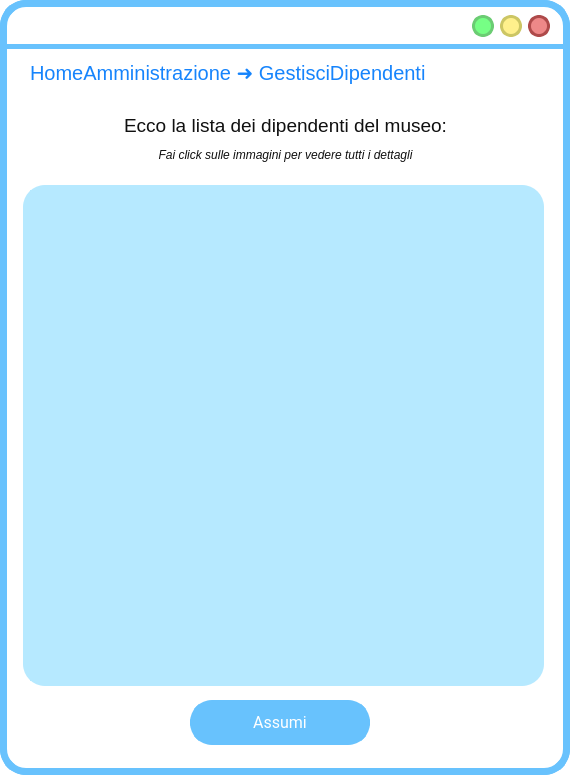
Above: ui/VistaGestisciDipendenti1.ui from SbattellaMattia/SoftwareEngineering before the change. Below: the same form after it.
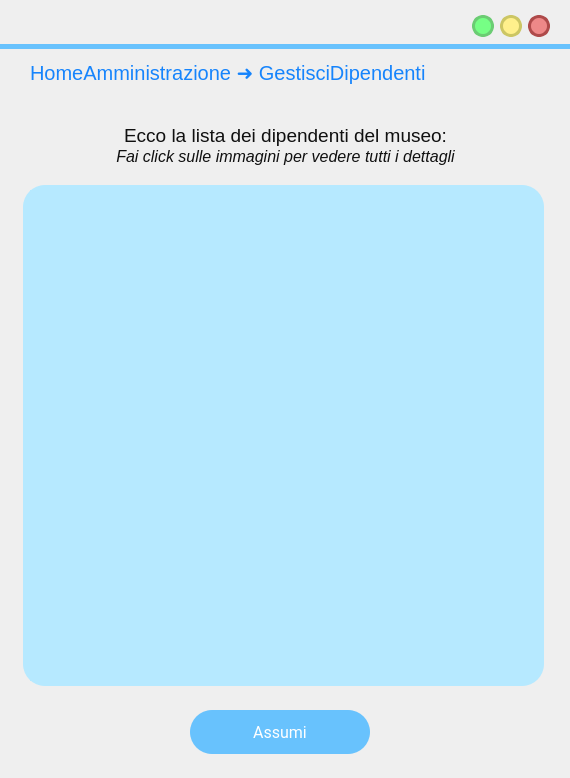
That is the form after the change. Icons and pictures are not drawn.

The edit to the form file:
```diff
--- a/ui/VistaGestisciDipendenti1.ui
+++ b/ui/VistaGestisciDipendenti1.ui
@@ -7,24 +7,14 @@
     <x>0</x>
     <y>0</y>
     <width>570</width>
-    <height>775</height>
+    <height>778</height>
    </rect>
   </property>
   <property name="windowTitle">
    <string>MainWindow</string>
   </property>
   <property name="styleSheet">
-   <string notr="true">QWidget{
-background:rgb(255, 255, 255);
-border-radius:26px;
-border-color:rgb(104, 194, 253);
-border-style: solid;
-border-width:7;
-}
-QLabel{
-border-width:0;
-font: 18pt &quot;Lato Light&quot;;
-}</string>
+   <string notr="true"/>
   </property>
   <widget class="QWidget" name="centralwidget">
    <widget class="QLabel" name="label">
@@ -257,7 +247,7 @@
     <property name="geometry">
      <rect>
       <x>20</x>
-      <y>140</y>
+      <y>141</y>
       <width>531</width>
       <height>31</height>
      </rect>
@@ -276,7 +266,7 @@
 </string>
     </property>
     <property name="text">
-     <string>&lt;html&gt;&lt;head/&gt;&lt;body&gt;&lt;p&gt;&lt;span style=&quot; font-size:9pt; font-style:italic;&quot;&gt;Fai click sulle immagini per vedere tutti i dettagli&lt;/span&gt;&lt;/p&gt;&lt;/body&gt;&lt;/html&gt;</string>
+     <string>&lt;html&gt;&lt;head/&gt;&lt;body&gt;&lt;p&gt;&lt;span style=&quot; font-size:12pt; font-style:italic;&quot;&gt;Fai click sulle immagini per vedere tutti i dettagli&lt;/span&gt;&lt;/p&gt;&lt;/body&gt;&lt;/html&gt;</string>
     </property>
     <property name="alignment">
      <set>Qt::AlignCenter</set>
@@ -286,7 +276,7 @@
     <property name="geometry">
      <rect>
       <x>20</x>
-      <y>110</y>
+      <y>120</y>
       <width>531</width>
       <height>31</height>
      </rect>
@@ -314,9 +304,9 @@
     <property name="geometry">
      <rect>
       <x>190</x>
-      <y>700</y>
+      <y>710</y>
       <width>180</width>
-      <height>45</height>
+      <height>44</height>
      </rect>
     </property>
     <property name="font">
```
